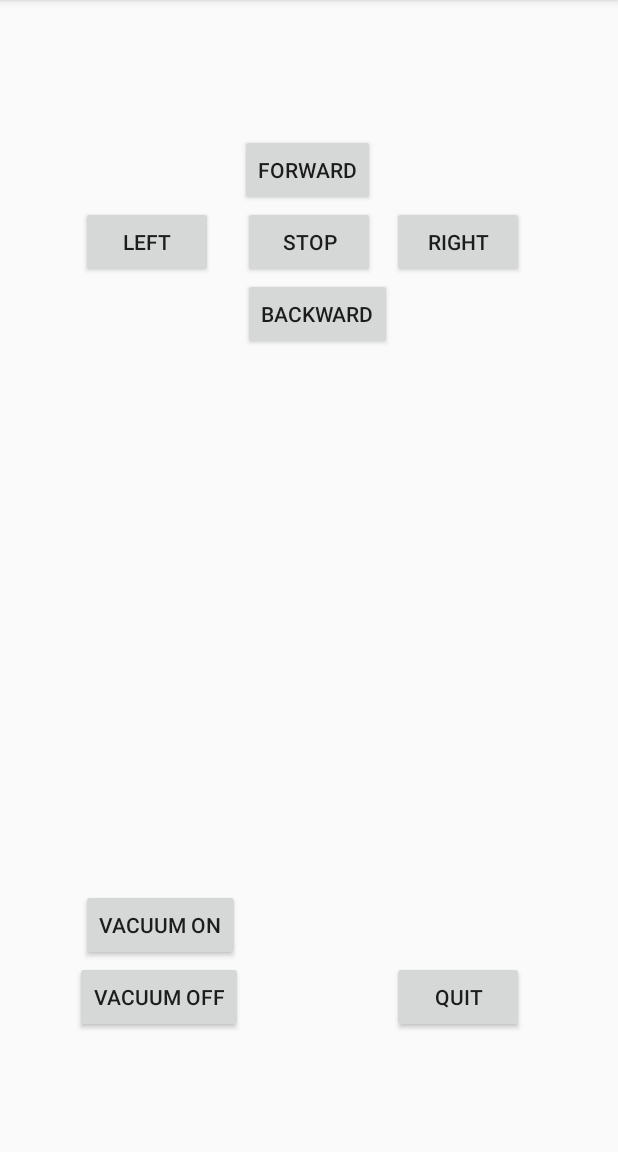
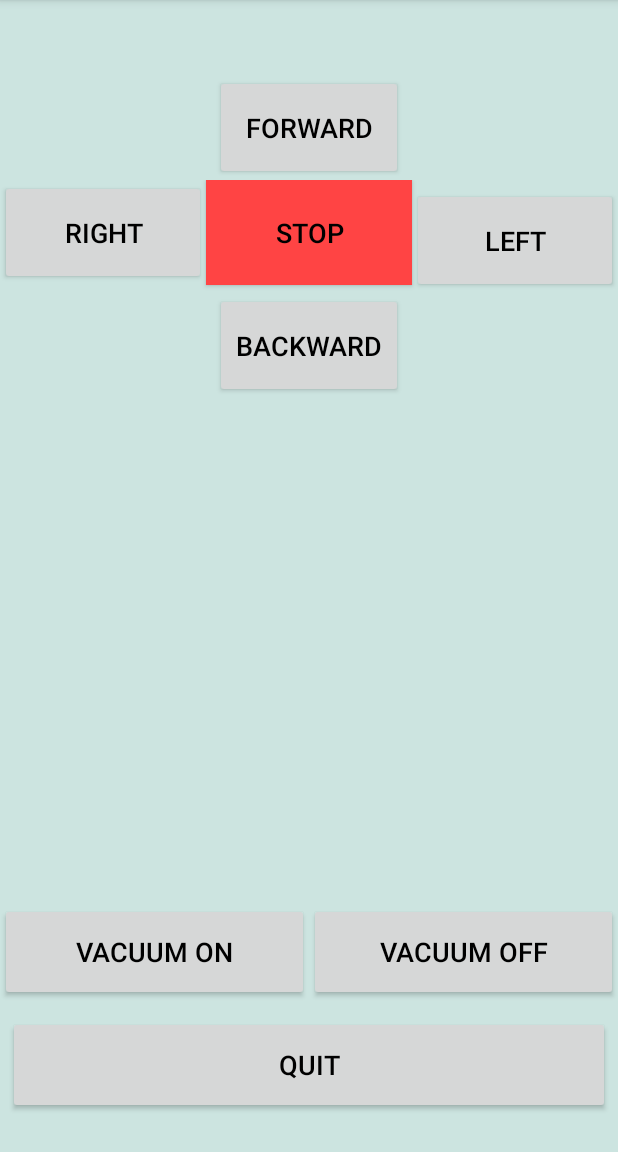
Before and after one commit to nikhil-97/MicroP_Group41, an Android app: the screen it shows after launch (ControllerActivity), on a phone screen of 412 x 824 dp, the part 84-1236 px from its top. Run offline under Robolectric (Android 15) with nearby library versions, the phone set to English and light mode, and no system bars.

Commit message:
Changes Made to UI

```diff
--- a/BluetoothConn/app/src/main/res/layout/activity_controller.xml
+++ b/BluetoothConn/app/src/main/res/layout/activity_controller.xml
@@ -1,101 +1,139 @@
 <?xml version="1.0" encoding="utf-8"?>
 <RelativeLayout xmlns:android="http://schemas.android.com/apk/res/android"
     xmlns:tools="http://schemas.android.com/tools"
-    android:orientation="vertical"
     android:layout_width="match_parent"
     android:layout_height="match_parent"
+    android:background="#CCE4E0"
+    android:orientation="vertical"
     android:weightSum="1"
     tools:context="com.example.vyesh.bluetoothconn.ControllerActivity">
 
     <Button
-        android:layout_width="wrap_content"
+        android:id="@+id/forward_btn"
+        android:layout_width="125dp"
+        android:layout_height="70dp"
+        android:layout_alignParentTop="true"
+        android:layout_alignStart="@+id/backward_btn"
+        android:layout_marginTop="50dp"
+        android:clickable="true"
+        android:onClick="move"
+        android:tag="f"
+        android:text="FORWARD"
+        android:textColor="#000000"
+        android:textSize="18sp" />
+
+    <LinearLayout
+        android:id="@+id/linear_3"
+        android:layout_width="match_parent"
         android:layout_height="wrap_content"
-        android:text="LEFT"
+        android:layout_alignParentStart="true"
+        android:layout_below="@+id/forward_btn"
+        android:orientation="horizontal">
+
+        <Button
+            android:id="@+id/right_btn"
+            android:layout_width="0dp"
+            android:layout_height="70dp"
+            android:layout_weight="0.33"
+            android:clickable="true"
+            android:onClick="move"
+            android:tag="r"
+            android:text="RIGHT"
+            android:textColor="#000000"
+            android:textSize="18sp" />
+
+        <Button
+            android:id="@+id/stop_btn"
+            android:layout_width="0dp"
+            android:layout_height="70dp"
+            android:layout_weight="0.33"
+            android:background="@android:color/holo_red_light"
+            android:clickable="true"
+            android:onClick="move"
+            android:tag="s"
+            android:text="STOP"
+            android:textColor="#000000"
+            android:textSize="18sp" />
+
+        <Button
             android:id="@+id/left_btn"
-        android:layout_weight="0.05"
-        android:layout_gravity="center_horizontal"
+            android:layout_width="0dp"
+            android:layout_height="70dp"
+            android:layout_marginTop="5dp"
+            android:layout_weight="0.33"
             android:clickable="true"
             android:onClick="move"
             android:tag="l"
-        android:layout_marginTop="137dp"
-        android:layout_alignParentTop="true"
-        android:layout_alignStart="@+id/vac_btn_on" />
+            android:text="LEFT"
+            android:textColor="#000000"
+            android:textSize="18sp" />
+
+    </LinearLayout>
+
 
     <Button
-        android:layout_width="wrap_content"
-        android:layout_height="wrap_content"
-        android:text="Right"
-        android:id="@+id/right_btn"
-        android:clickable="true"
-        android:onClick="move"
-        android:tag="r"
-        android:layout_above="@+id/backward_btn"
-        android:layout_toEndOf="@+id/backward_btn" />
-
-    <Button
-        android:layout_width="wrap_content"
-        android:layout_height="wrap_content"
-        android:text="STOP"
-        android:id="@+id/stop_btn"
-        android:clickable="true"
-        android:onClick="move"
-        android:tag="s"
-        android:layout_above="@+id/backward_btn"
-        android:layout_centerHorizontal="true" />
-
-    <Button
-        android:layout_width="wrap_content"
-        android:layout_height="wrap_content"
-        android:text="FORWARD"
-        android:id="@+id/forward_btn"
-        android:clickable="true"
-        android:onClick="move"
-        android:tag="f"
-        android:layout_above="@+id/stop_btn"
-        android:layout_alignEnd="@+id/stop_btn" />
-
-    <Button
-        android:layout_width="wrap_content"
-        android:layout_height="wrap_content"
-        android:text="BACKWARD"
         android:id="@+id/backward_btn"
+        android:layout_width="125dp"
+        android:layout_height="70dp"
+        android:layout_below="@+id/linear_3"
+        android:layout_centerHorizontal="true"
         android:clickable="true"
         android:onClick="move"
         android:tag="b"
-        android:layout_below="@+id/left_btn"
-        android:layout_alignStart="@+id/stop_btn" />
+        android:text="BACKWARD"
+        android:textColor="#000000"
+        android:textSize="18sp" />
+
+    <LinearLayout
+        android:id="@+id/linear_2"
+        android:layout_width="match_parent"
+        android:layout_height="wrap_content"
+        android:layout_above="@+id/quit_btn"
+        android:layout_marginBottom="10dp"
+        android:orientation="horizontal">
 
         <Button
-        android:layout_width="wrap_content"
-        android:layout_height="wrap_content"
-        android:text="VACuUM ON"
             android:id="@+id/vac_btn_on"
+            android:layout_width="0dp"
+            android:layout_height="65dp"
+            android:layout_weight="0.5"
             android:clickable="true"
             android:onClick="move"
             android:tag="v"
-        android:layout_above="@+id/vac_btn_off"
-        android:layout_toStartOf="@+id/forward_btn" />
+            android:text="VACUUM ON"
+            android:textColor="#000000"
+            android:textSize="18sp" />
 
         <Button
-        android:layout_width="wrap_content"
-        android:layout_height="wrap_content"
-        android:text="VACUUM OFF"
             android:id="@+id/vac_btn_off"
+            android:layout_width="0dp"
+            android:layout_height="65dp"
+            android:layout_weight="0.5"
             android:clickable="true"
             android:onClick="move"
             android:tag="o"
-        android:layout_marginBottom="79dp"
-        android:layout_alignParentBottom="true"
-        android:layout_toStartOf="@+id/backward_btn" />
+            android:text="VACUUM OFF"
+            android:textColor="#000000"
+            android:textSize="18sp" />
+
+
+    </LinearLayout>
 
     <Button
-        android:layout_width="wrap_content"
-        android:layout_height="wrap_content"
-        android:text="QUIT"
         android:id="@+id/quit_btn"
-        android:layout_alignStart="@+id/right_btn"
-        android:layout_alignBottom="@+id/vac_btn_off"
+        android:layout_width="match_parent"
+        android:layout_height="65dp"
+        android:layout_alignParentBottom="true"
+        android:layout_alignParentEnd="true"
+        android:layout_marginBottom="25dp"
+        android:layout_marginLeft="5dp"
+        android:layout_marginRight="5dp"
         android:clickable="true"
         android:onClick="move"
-        android:tag="q"/>
+        android:tag="q"
+        android:text="QUIT"
+        android:textColor="#000000"
+        android:textSize="18sp" />
+
+
 </RelativeLayout>
--- a/BluetoothConn/app/src/main/res/layout/activity_main.xml
+++ b/BluetoothConn/app/src/main/res/layout/activity_main.xml
@@ -1,42 +1,45 @@
 <?xml version="1.0" encoding="utf-8"?>
-<RelativeLayout xmlns:android="http://schemas.android.com/apk/res/android"
+<LinearLayout xmlns:android="http://schemas.android.com/apk/res/android"
     xmlns:tools="http://schemas.android.com/tools"
     android:layout_width="match_parent"
     android:layout_height="match_parent"
-    android:paddingBottom="@dimen/activity_vertical_margin"
-    android:paddingLeft="@dimen/activity_horizontal_margin"
-    android:paddingRight="@dimen/activity_horizontal_margin"
-    android:paddingTop="@dimen/activity_vertical_margin"
+    android:background="#CCE4E0"
+    android:orientation="vertical"
     tools:context="com.example.vyesh.bluetoothconn.MainActivity">
 
-    <Button
-        android:layout_width="200dp"
-        android:layout_height="wrap_content"
-        android:text="SCAN"
-        android:id="@+id/scan_button"
-        android:clickable="true"
-        android:onClick="scanPairedDevices"
-        android:layout_alignParentBottom="true"
-        android:layout_alignParentEnd="true" />
 
     <ListView
-        android:layout_width="wrap_content"
-        android:layout_height="wrap_content"
         android:id="@+id/listView"
+        android:layout_width="match_parent"
+        android:layout_height="0dp"
         android:layout_alignParentTop="true"
         android:layout_centerHorizontal="true"
-        android:layout_above="@+id/scan_button"
-        android:clickable="true"
-    />
+        android:layout_weight="0.9"
+        android:clickable="true" />
 
-    <Button
-        android:layout_width="200dp"
-        android:layout_height="wrap_content"
-        android:text="TURN ON"
-        android:id="@+id/on_button"
-        android:clickable="true"
-        android:onClick="turnOn"
-        android:layout_alignParentBottom="true"
-        android:layout_alignParentLeft="true"
-        android:layout_toStartOf="@+id/scan_button" />
-</RelativeLayout>
+    <LinearLayout
+        android:layout_width="match_parent"
+        android:layout_height="0dp"
+        android:layout_weight="0.1"
+        android:orientation="horizontal">
+
+        <Button
+            android:id="@+id/on_button"
+            android:layout_width="0dp"
+            android:layout_height="wrap_content"
+            android:layout_weight="0.5"
+            android:clickable="true"
+            android:onClick="turnOn"
+            android:text="TURN ON" />
+
+        <Button
+            android:id="@+id/scan_button"
+            android:layout_width="0dp"
+            android:layout_height="wrap_content"
+            android:layout_weight="0.5"
+            android:clickable="true"
+            android:onClick="scanPairedDevices"
+            android:text="SCAN" />
+
+    </LinearLayout>
+</LinearLayout>
```
Lines whose indentation alone changed are shown as unchanged.
